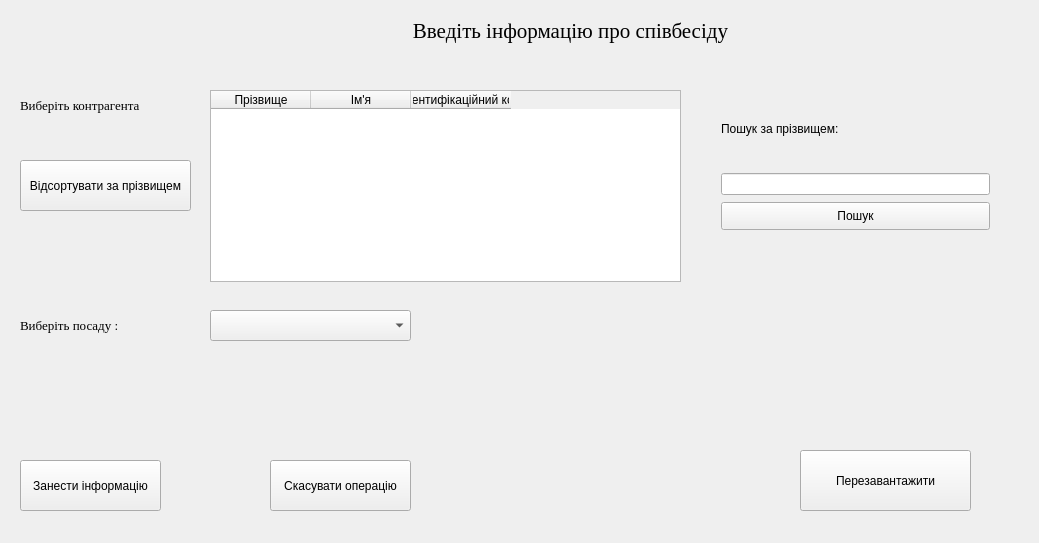
Above: interviewwindow.ui from Artem-Chabanovskiy/Course_Work before the change. Below: the same form after it.
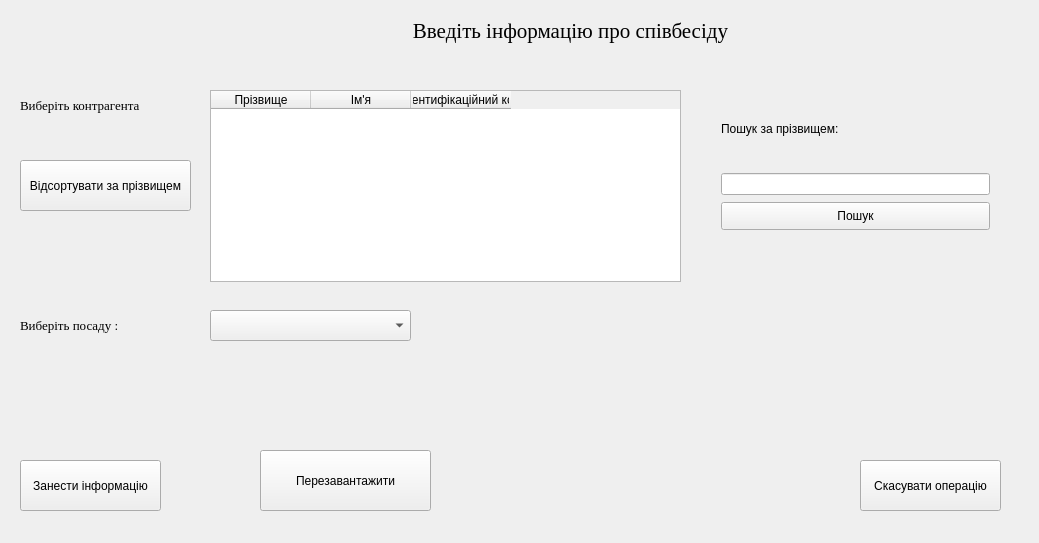
That is the form after the change.

```diff
--- a/interviewwindow.ui
+++ b/interviewwindow.ui
@@ -10,6 +10,24 @@
     <height>543</height>
    </rect>
   </property>
+  <property name="minimumSize">
+   <size>
+    <width>1039</width>
+    <height>543</height>
+   </size>
+  </property>
+  <property name="maximumSize">
+   <size>
+    <width>1039</width>
+    <height>543</height>
+   </size>
+  </property>
+  <property name="baseSize">
+   <size>
+    <width>1039</width>
+    <height>543</height>
+   </size>
+  </property>
   <property name="windowTitle">
    <string>Form</string>
   </property>
@@ -89,7 +107,7 @@
   <widget class="QPushButton" name="cansel_button">
    <property name="geometry">
     <rect>
-     <x>270</x>
+     <x>860</x>
      <y>460</y>
      <width>141</width>
      <height>51</height>
@@ -220,7 +238,7 @@
   <widget class="QPushButton" name="refresh_bt">
    <property name="geometry">
     <rect>
-     <x>800</x>
+     <x>260</x>
      <y>450</y>
      <width>171</width>
      <height>61</height>
```
Left out of the diff: 5 changed lines with no effect on the pictures.
